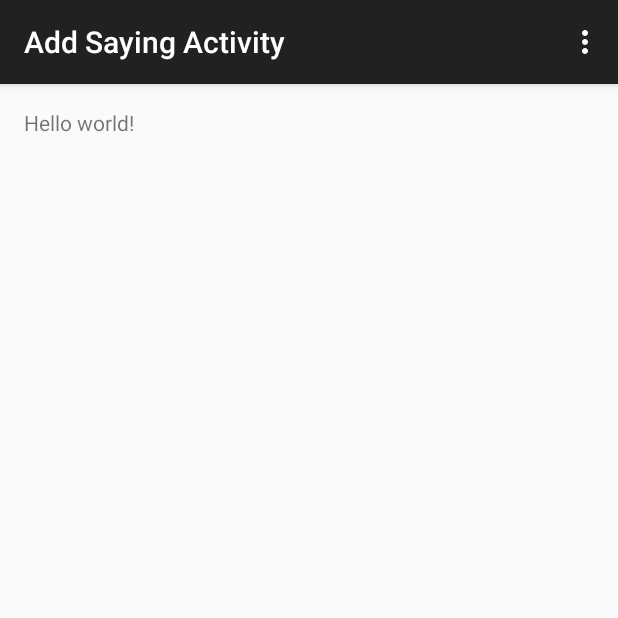
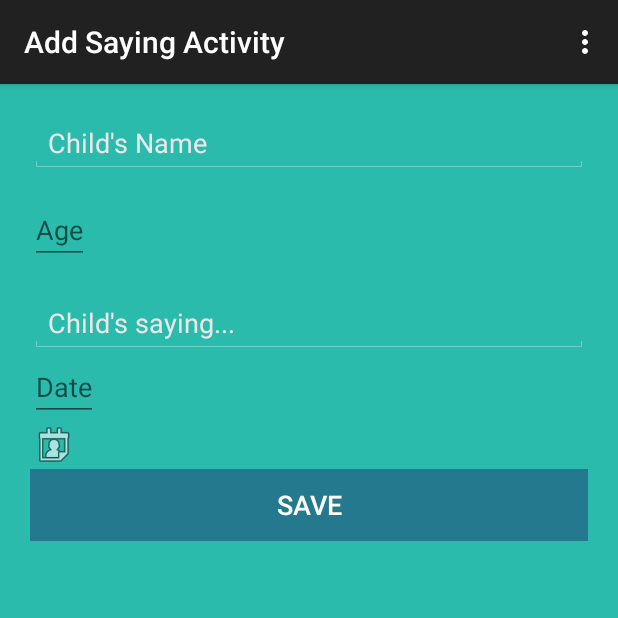
Before and after one commit to c3837433/Cross-Plaform, an Android app: the AddSayingActivity screen opened directly, with no data from a screen before it, on a phone screen of 412 x 824 dp, the top half of it. Run offline under Robolectric (Android 15) with nearby library versions, the light colour scheme and no system bars.

Commit message:
Created add saying activity and fragment. Fragment listener retrieve data to the activity.

```diff
--- a/Sayings/app/src/main/java/com/example/angessmith/littlesayings/AddSayingActivity.java
+++ b/Sayings/app/src/main/java/com/example/angessmith/littlesayings/AddSayingActivity.java
@@ -1,19 +1,37 @@
 package com.example.angessmith.littlesayings;
 
+
+import android.app.DatePickerDialog;
 import android.support.v7.app.ActionBarActivity;
 import android.os.Bundle;
+import android.util.Log;
 import android.view.Menu;
 import android.view.MenuItem;
+import android.widget.DatePicker;
+
+import com.example.angessmith.littlesayings.Fragment.AddSayingFragment;
+import com.example.angessmith.littlesayings.Fragment.DateDialogFragment;
+
+import java.text.SimpleDateFormat;
+import java.util.Date;
 
 
-public class AddSayingActivity extends ActionBarActivity {
+public class AddSayingActivity extends ActionBarActivity implements AddSayingFragment.AddSayingButtonListener, DatePickerDialog.OnDateSetListener {
+
+    public static final String TAG = "AddSayingActivity.TAG";
+
 
     @Override
     protected void onCreate(Bundle savedInstanceState) {
         super.onCreate(savedInstanceState);
         setContentView(R.layout.activity_add_saying);
+
+        // set up the add saying fragment
+        AddSayingFragment addSayingFragment = AddSayingFragment.newInstance();
+        getFragmentManager().beginTransaction().replace(R.id.add_saying_container, addSayingFragment, AddSayingFragment.TAG).commit();
+
+
     }
-
 
     @Override
     public boolean onCreateOptionsMenu(Menu menu) {
@@ -36,4 +54,34 @@ public class AddSayingActivity extends ActionBarActivity {
 
         return super.onOptionsItemSelected(item);
     }
+
+
+    @Override
+    public void onDateSet(DatePicker view, int year, int monthOfYear, int dayOfMonth) {
+        SimpleDateFormat sdf = new SimpleDateFormat("dd-M-yyyy");
+        String dateInString = dayOfMonth + "-" + monthOfYear + "-" + year;
+        Date date = null;
+        try {
+            date = sdf.parse(dateInString);
+        } catch (java.text.ParseException e) {
+            e.printStackTrace();
+        }
+        Log.d(TAG, "Date set: " + date);
+
+    }
+
+
+    // ADD SAYING BUTTON INTERFACE LISTENERS
+    @Override
+    public void gatherEnteredData(String name, String age, String saying, String date) {
+        Log.d(TAG, "User entered name: " + name + " age: " + age + " saying: " + saying + " on date: " + date);
+
+    }
+
+    @Override
+    public void getDate() {
+        // Open the date dialog for user to change the date
+        DateDialogFragment dateDialogFragment = new DateDialogFragment();
+        dateDialogFragment.show(getFragmentManager(), DateDialogFragment.TAG);
+    }
 }
--- /dev/null
+++ b/Sayings/app/src/main/java/com/example/angessmith/littlesayings/Fragment/AddSayingFragment.java
@@ -0,0 +1,102 @@
+package com.example.angessmith.littlesayings.Fragment;
+
+import android.app.Activity;
+import android.app.Fragment;
+import android.os.Bundle;
+import android.view.LayoutInflater;
+import android.view.View;
+import android.view.ViewGroup;
+import android.widget.Button;
+import android.widget.EditText;
+import android.widget.ImageButton;
+
+import com.example.angessmith.littlesayings.R;
+
+ // Created by AngeSSmith on 2/3/15.
+
+public class AddSayingFragment extends Fragment implements View.OnClickListener {
+
+    public static final String TAG = AddSayingFragment.TAG;
+    // get access to all the textviews
+    private EditText mNameView;
+    private EditText mAgeView;
+    private EditText mSayingView;
+    private EditText mDateView;
+
+    // Define the listener interface
+    private AddSayingButtonListener mListener;
+
+    public static AddSayingFragment newInstance() {
+        return new AddSayingFragment();
+    }
+
+    public AddSayingFragment() {
+    }
+
+    @Override
+    public void onCreate(Bundle savedInstanceState) {
+        super.onCreate(savedInstanceState);
+
+    }
+
+    @Override
+    public View onCreateView(LayoutInflater inflater, ViewGroup container,
+                             Bundle savedInstanceState) {
+
+        // Inflate the layout
+        View view = inflater.inflate(R.layout.fragment_add_saying, container, false);
+        // Get the button
+        Button saveButton = (Button) view.findViewById(R.id.speaker_save_saying);
+        ImageButton getDateButton = (ImageButton) view.findViewById(R.id.speaker_get_date);
+        // set the listeners
+        saveButton.setOnClickListener(this);
+        getDateButton.setOnClickListener(this);
+
+        // get user entered values
+        mNameView = (EditText)view.findViewById(R.id.speaker_name);
+        mAgeView = (EditText) view.findViewById(R.id.speaker_age);
+        mSayingView = (EditText)view.findViewById(R.id.speaker_saying);
+        mDateView = (EditText) view.findViewById(R.id.speaker_date);
+
+        // return the view
+        return view;
+
+    }
+
+    @Override
+    public void onAttach(Activity activity) {
+        super.onAttach(activity);
+        try {
+            mListener = (AddSayingButtonListener) activity;
+        } catch (ClassCastException e) {
+            throw new ClassCastException(activity.toString()
+                    + " must implement AddSayingButtonListener");
+        }
+    }
+
+    @Override
+    public void onDetach() {
+        super.onDetach();
+        mListener = null;
+    }
+
+    @Override
+    public void onClick(View v) {
+        // get what triggered the click
+        switch (v.getId()) {
+            case R.id.speaker_save_saying:
+                mListener.gatherEnteredData(mNameView.getText().toString(), mAgeView.getText().toString(), mSayingView.getText().toString(), mDateView.getText().toString());
+                break;
+            case R.id.speaker_get_date:
+                mListener.getDate();
+        }
+    }
+
+
+    public interface AddSayingButtonListener {
+        // button methods
+        public void gatherEnteredData(String name, String age, String saying, String date);
+        public void getDate();
+    }
+
+}
--- a/Sayings/app/src/main/java/com/example/angessmith/littlesayings/Fragment/RegisterFragment.java
+++ b/Sayings/app/src/main/java/com/example/angessmith/littlesayings/Fragment/RegisterFragment.java
@@ -14,8 +14,6 @@ import com.example.angessmith.littlesayings.R;
  // Created by AngeSSmith on 2/2/15.
 
 public class RegisterFragment extends Fragment implements View.OnClickListener {
-
-
 
     // Create the tag
     public static final String TAG = "LoginFragment.TAG";
@@ -74,7 +72,7 @@ public class RegisterFragment extends Fragment implements View.OnClickListener {
             mListener = (OnRegisterFragmentButtonListener) activity;
         } catch (ClassCastException e) {
             throw new ClassCastException(activity.toString()
-                    + " must implement OnFragmentInteractionListener");
+                    + " must implement OnRegisterFragmentButtonListener");
         }
     }
 
--- a/Sayings/app/src/main/res/layout/activity_add_saying.xml
+++ b/Sayings/app/src/main/res/layout/activity_add_saying.xml
@@ -1,12 +1,15 @@
 <RelativeLayout xmlns:android="http://schemas.android.com/apk/res/android"
-    xmlns:tools="http://schemas.android.com/tools" android:layout_width="match_parent"
-    android:layout_height="match_parent" android:paddingLeft="@dimen/activity_horizontal_margin"
-    android:paddingRight="@dimen/activity_horizontal_margin"
-    android:paddingTop="@dimen/activity_vertical_margin"
-    android:paddingBottom="@dimen/activity_vertical_margin"
+    xmlns:tools="http://schemas.android.com/tools"
+    android:layout_width="match_parent"
+    android:layout_height="match_parent"
     tools:context="com.example.angessmith.littlesayings.AddSayingActivity">
 
-    <TextView android:text="@string/hello_world" android:layout_width="wrap_content"
-        android:layout_height="wrap_content" />
+    <LinearLayout
+        android:layout_width="fill_parent"
+        android:layout_height="fill_parent"
+        android:orientation="vertical"
+        android:id="@+id/add_saying_container">
+
+     </LinearLayout>
 
 </RelativeLayout>
--- /dev/null
+++ b/Sayings/app/src/main/res/layout/fragment_add_saying.xml
@@ -0,0 +1,83 @@
+<?xml version="1.0" encoding="utf-8"?>
+<LinearLayout xmlns:android="http://schemas.android.com/apk/res/android"
+    android:orientation="vertical"
+    android:layout_width="match_parent"
+    android:layout_height="match_parent"
+    android:background="@color/dk_teal"
+    android:padding="20dp">
+    <LinearLayout
+        android:layout_width="fill_parent"
+        android:layout_height="wrap_content"
+        android:background="@color/dk_teal"
+        android:orientation="vertical">
+        <EditText
+            android:layout_width="match_parent"
+            android:layout_height="wrap_content"
+            android:inputType="textPersonName"
+            android:hint="Child's Name"
+            android:theme="@android:style/Theme.Holo"
+            android:ems="10"
+            android:textColor="#ffffff"
+            android:textColorHint="#ffe9e9e9"
+            android:selectAllOnFocus="false"
+            android:id="@+id/speaker_name"
+            android:layout_gravity="center_horizontal"
+            android:layout_marginBottom="15dp"/>
+
+        <EditText
+            android:layout_width="wrap_content"
+            android:layout_height="wrap_content"
+            android:inputType="number"
+            android:id="@+id/speaker_age"
+            android:hint="Age"
+            android:textColor="#ffffff"/>
+
+        <EditText
+            android:layout_width="match_parent"
+            android:layout_height="wrap_content"
+            android:hint="Child's saying..."
+            android:id="@+id/speaker_saying"
+            android:layout_marginTop="20dp"
+            android:theme="@android:style/Theme.Holo"
+            android:textColor="#ffffff"
+            android:textColorHint="#ffe9e9e9"
+            android:selectAllOnFocus="false"
+            android:inputType="textLongMessage" />
+
+        <EditText
+            android:layout_width="wrap_content"
+            android:layout_height="wrap_content"
+            android:inputType="date"
+            android:id="@+id/speaker_date"
+            android:hint="Date"
+            android:textColor="#ffffff"/>
+
+        <ImageButton
+            android:layout_width="wrap_content"
+            android:layout_height="wrap_content"
+            android:src="@android:drawable/ic_menu_my_calendar"
+            android:id="@+id/speaker_get_date"
+            android:background="@null"/>
+
+    </LinearLayout>
+
+        <LinearLayout
+            android:layout_width="fill_parent"
+            android:layout_height="wrap_content"
+            android:orientation="vertical"
+            android:background="@color/dk_blue">
+
+
+
+            <Button
+                android:layout_width="wrap_content"
+                android:layout_height="wrap_content"
+                android:text="Save"
+                android:textColor="@color/white"
+                android:id="@+id/speaker_save_saying"
+                android:layout_gravity="center_horizontal"
+                android:textSize="18sp"
+                android:background="@null"/>
+        </LinearLayout>
+
+</LinearLayout>
--- a/Sayings/app/src/main/res/values/strings.xml
+++ b/Sayings/app/src/main/res/values/strings.xml
@@ -8,5 +8,6 @@
     <string name="hello_blank_fragment">Hello blank fragment</string>
     <string name="title_activity_saying_list">SayingListActivity</string>
     <string name="title_activity_add_saying">Add Saying Activity</string>
+    <string name="title_activity_add_child">Add Child Activity</string>
 
 </resources>
```
Also changed, not shown: Sayings/app/src/main/java/com/example/angessmith/littlesayings/Fragment/DateDialogFragment.java (added, +30 -0 lines), Sayings/app/src/main/java/com/example/angessmith/littlesayings/ParseClass/SayingObject.java (+20 -8 lines), Sayings/app/src/main/java/com/example/angessmith/littlesayings/ParseClass/UserChild.java (deleted, +0 -37 lines), Sayings/app/src/main/java/com/example/angessmith/littlesayings/SayingListActivity.java (+7 -1 lines), Sayings/app/src/main/res/layout/fragment_saying_default.xml (added, +93 -0 lines), Sayings/app/src/main/res/drawable/images_bg.png (deleted), Sayings/app/src/main/res/drawable/loginbg.png (deleted), Sayings/app/src/main/res/drawable/registerbg.png (deleted), Sayings/app/src/main/res/drawable/talking.png (deleted).
